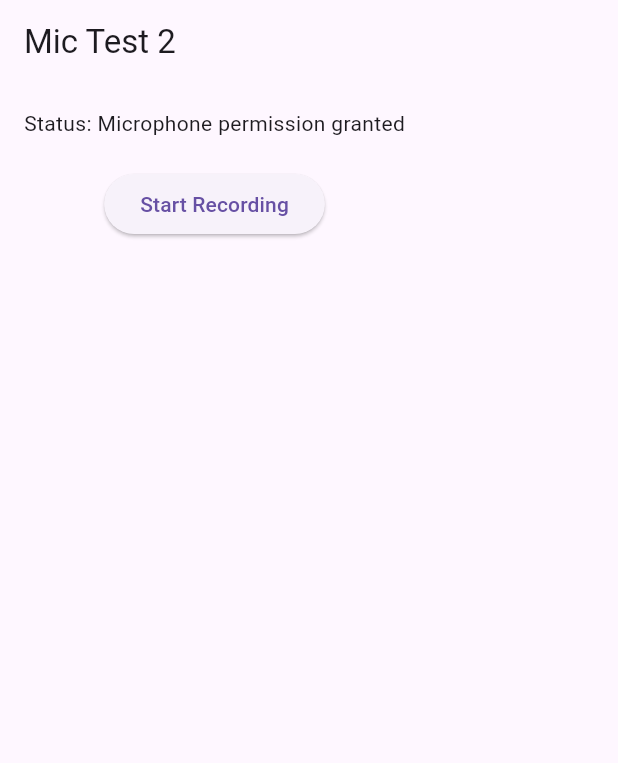
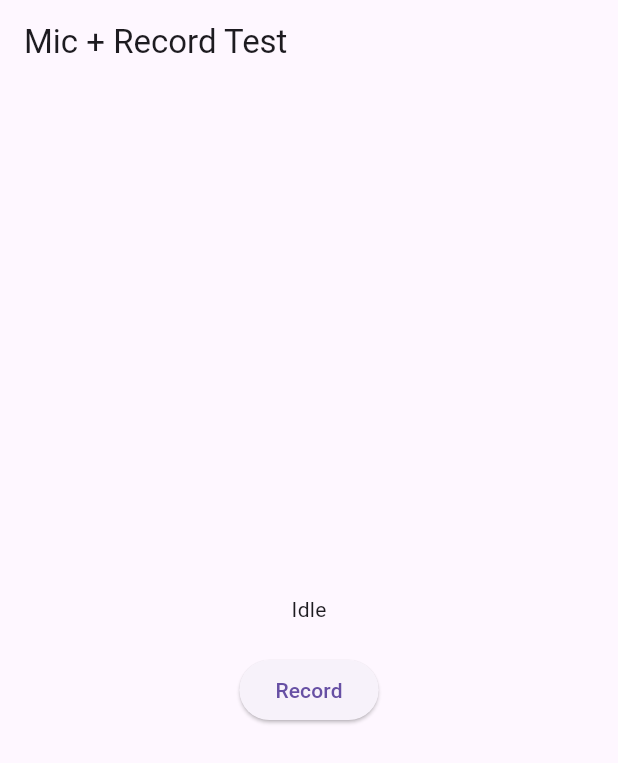
Before and after one commit to HelpaDevOut/flutter-microphone-test, a Flutter app: the screen it shows after launch, on a phone screen of 412 x 824 dp. Shown: the top 763 px of the screen. Run offline on Flutter 3.47's test engine with Material 3 defaults, Android fonts, the phone set to English and light mode, and no system bars; our stand-ins replace permission_handler; missing offline and left inert: flutter_sound.

Commit message:
Final minimal iOS mic‐permission test harness

```diff
--- a/lib/main.dart
+++ b/lib/main.dart
@@ -1,160 +1,107 @@
 import 'dart:async';
-
+import 'dart:io';
 import 'package:flutter/material.dart';
 import 'package:flutter_sound/flutter_sound.dart';
 import 'package:permission_handler/permission_handler.dart';
 import 'package:path_provider/path_provider.dart';
 
-void main() {
-  runApp(const MicTestApp());
-}
+void main() => runApp(const MicTestApp());
 
 class MicTestApp extends StatelessWidget {
   const MicTestApp({super.key});
-
   @override
-  Widget build(BuildContext context) {
-    return MaterialApp(
-      title: 'Mic Test',
-      theme: ThemeData(
-        primarySwatch: Colors.blue,
-      ),
-      home: const MicTestPage(),
-    );
-  }
+  Widget build(BuildContext context) => MaterialApp(
+        home: const MicPermissionHome(),
+      );
 }
 
-class MicTestPage extends StatefulWidget {
-  const MicTestPage({super.key});
-
+class MicPermissionHome extends StatefulWidget {
+  const MicPermissionHome({super.key});
   @override
-  State<MicTestPage> createState() => _MicTestPageState();
+  State<MicPermissionHome> createState() => _MicPermissionHomeState();
 }
 
-class _MicTestPageState extends State<MicTestPage> {
-  final FlutterSoundRecorder _recorder = FlutterSoundRecorder();
-  bool _isRecorderInitialized = false;
-  bool _isRecording = false;
-  String _status = 'Idle';
+class _MicPermissionHomeState extends State<MicPermissionHome> {
+  final _recorder = FlutterSoundRecorder();
+  final _player   = FlutterSoundPlayer();
+  String _status  = 'Idle';
   String? _filePath;
 
   @override
   void initState() {
     super.initState();
-    _requestMicPermission();
-    _initRecorder();
+    _openSessions();
   }
 
-  Future<void> _requestMicPermission() async {
-    print('Checking microphone permission...');
-    var status = await Permission.microphone.status;
-    print('Current mic permission status: $status');
-    if (!status.isGranted) {
-      print('Requesting microphone permission...');
-      status = await Permission.microphone.request();
-      print('Mic permission request result: $status');
-    }
-    setState(() {
-      if (status.isGranted) {
-        _status = "Microphone permission granted";
-      } else if (status.isPermanentlyDenied) {
-        _status = "Microphone permission permanently denied. Please enable it from settings.";
-      } else {
-        _status = "Microphone permission denied";
-      }
-    });
-  }
-
-  Future<void> _initRecorder() async {
-    print('Opening recorder...');
+  Future<void> _openSessions() async {
     await _recorder.openRecorder();
-    print('Recorder opened');
-    setState(() {
-      _isRecorderInitialized = true;
-    });
-  }
-
-  Future<void> _startRecording() async {
-    print('Starting recording...');
-    var status = await Permission.microphone.status;
-    print('Permission status before startRecording: $status');
-    if (!status.isGranted) {
-      print('Requesting permission inside startRecording...');
-      status = await Permission.microphone.request();
-      print('Permission request result inside startRecording: $status');
-      if (!status.isGranted) {
-        setState(() {
-          _status = 'Microphone permission denied';
-        });
-        return;
-      }
-    }
-
-    final tempDir = await getTemporaryDirectory();
-    final path = '${tempDir.path}/flutter_sound_test.aac';
-
-    await _recorder.startRecorder(
-      toFile: path,
-      codec: Codec.aacADTS,
-    );
-
-    setState(() {
-      _isRecording = true;
-      _status = 'Recording...';
-      _filePath = null;
-    });
-  }
-
-  Future<void> _stopRecording() async {
-    print('Stopping recording...');
-    final path = await _recorder.stopRecorder();
-    print('Recording stopped, file saved at: $path');
-
-    setState(() {
-      _isRecording = false;
-      _status = 'Stopped recording';
-      _filePath = path;
-    });
+    await _player.openPlayer();
   }
 
   @override
   void dispose() {
     _recorder.closeRecorder();
+    _player.closePlayer();
     super.dispose();
   }
 
-  void _toggleRecording() {
-    if (!_isRecorderInitialized) {
-      print('Recorder not initialized yet');
+  Future<void> _requestAndRecord() async {
+    // 1) Permission
+    var status = await Permission.microphone.status;
+    if (!status.isGranted) {
+      status = await Permission.microphone.request();
+    }
+    if (!status.isGranted) {
+      setState(() => _status = 'Mic permission denied');
       return;
     }
-    if (_isRecording) {
-      _stopRecording();
-    } else {
-      _startRecording();
-    }
+
+    // 2) Start recording
+    final dir = await getTemporaryDirectory();
+    _filePath = '${dir.path}/test.wav';
+    await _recorder.startRecorder(
+      toFile: _filePath,
+      codec: Codec.pcm16WAV,
+    );
+    setState(() => _status = 'Recording...');
+
+    // Optional: stop after 30s
+    Future.delayed(const Duration(seconds: 30), () async {
+      if (_recorder.isRecording) {
+        await _stopAndPlay();
+      }
+    });
+  }
+
+  Future<void> _stopAndPlay() async {
+    // 3) Stop recorder
+    await _recorder.stopRecorder();
+    setState(() => _status = 'Stopped. Playing...');
+    // 4) Play back
+    await _player.startPlayer(fromURI: _filePath);
+    _player.onProgress!.listen((e) {
+      if (e.position >= e.duration) {
+        _player.stopPlayer();
+        setState(() => _status = 'Playback finished');
+      }
+    });
   }
 
   @override
   Widget build(BuildContext context) {
+    final isRecording = _status == 'Recording...';
     return Scaffold(
-      appBar: AppBar(
-        title: const Text('Mic Test 2'),
-      ),
-      body: Padding(
-        padding: const EdgeInsets.all(16),
+      appBar: AppBar(title: const Text('Mic + Record Test')),
+      body: Center(
         child: Column(
+          mainAxisSize: MainAxisSize.min,
           children: [
-            Text('Status: $_status'),
+            Text(_status),
             const SizedBox(height: 20),
             ElevatedButton(
-              onPressed: _toggleRecording,
-              child: Text(_isRecording ? 'Stop Recording' : 'Start Recording'),
+              onPressed: isRecording ? _stopAndPlay : _requestAndRecord,
+              child: Text(isRecording ? 'Stop & Play' : 'Record'),
             ),
-            if (_filePath != null) ...[
-              const SizedBox(height: 20),
-              Text('Recording saved at:\n$_filePath'),
-            ],
           ],
         ),
       ),
```
Also changed, not shown: pubspec.yaml (+4 -10 lines), pubspec.lock, 4 other files.
